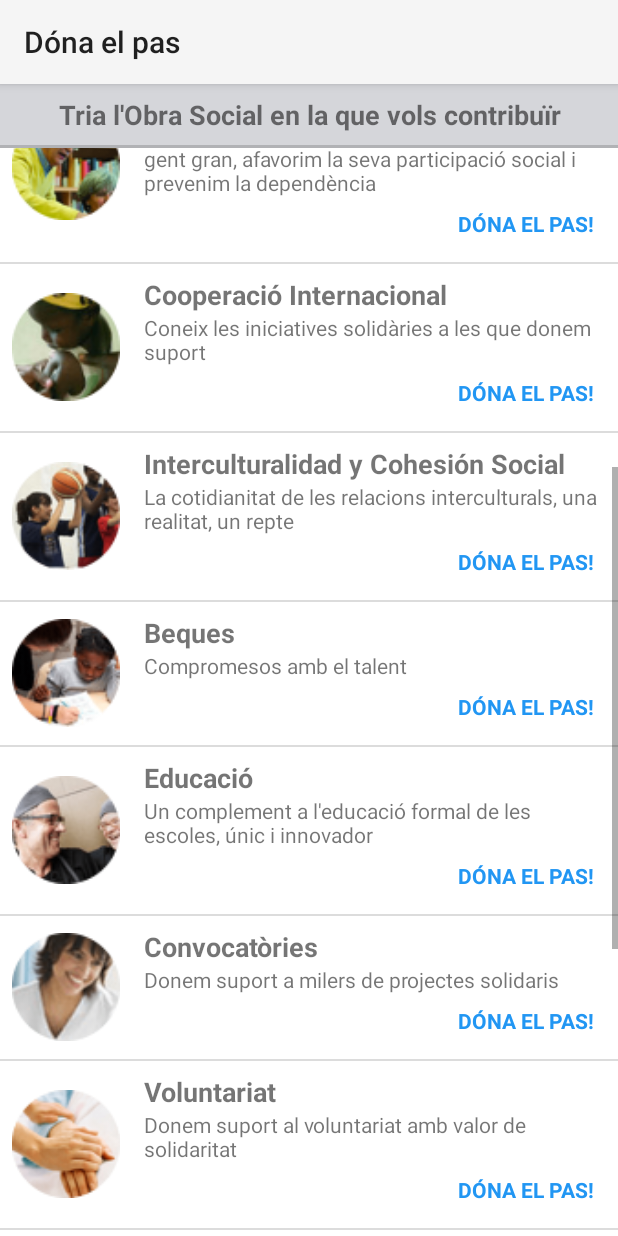
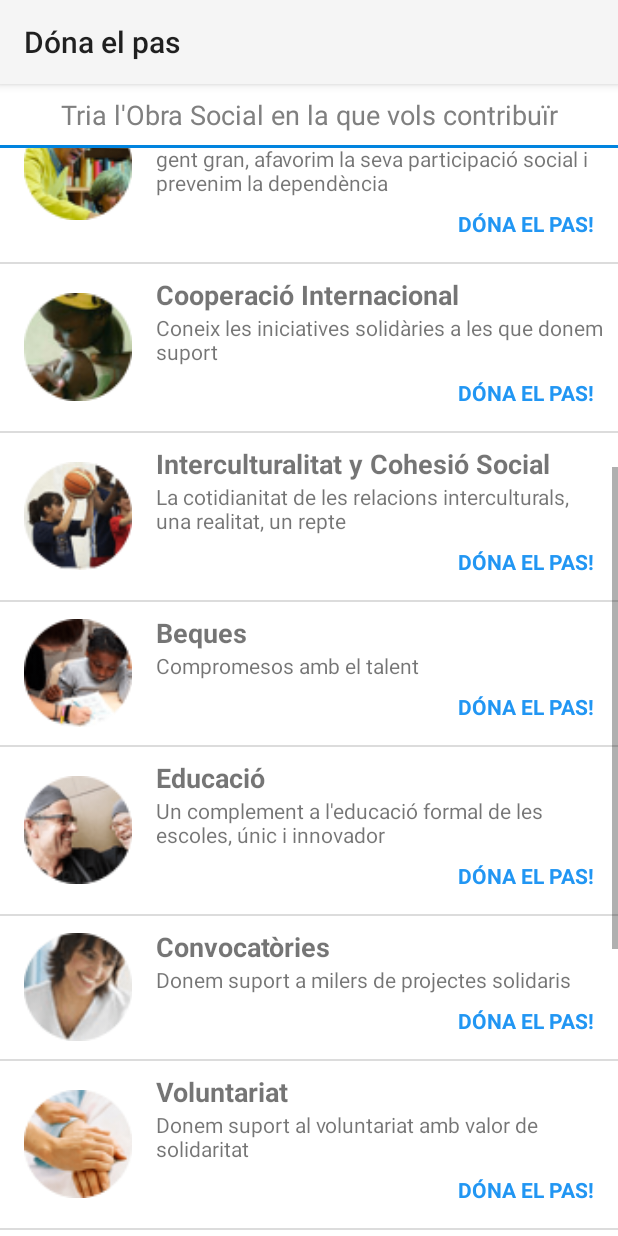
Before and after one commit to fewlaps/finappsparty-2014, an Android app: the CampaignActivity screen opened directly, with no data from a screen before it, scrolled down 507 dp, on a phone screen of 412 x 824 dp. Run offline under Robolectric (Android 15) with nearby library versions, the phone set to English and light mode, and no system bars; libraries missing offline, so code that uses them is left out: com.github.mikephil.charting, de.greenrobot.event.

Commit message:
More mini-layout

```diff
--- a/mobile/src/main/java/com/fewlaps/android/donaelpas/MainActivity.java
+++ b/mobile/src/main/java/com/fewlaps/android/donaelpas/MainActivity.java
@@ -109,6 +109,7 @@ public class MainActivity extends Activity {
         if (chart.getVisibility() == View.INVISIBLE) {
             chart.startAnimation(AnimationUtils.loadAnimation(this, android.R.anim.fade_in));
             chart.setVisibility(View.VISIBLE);
+            chart.animateY(300);
         }
     }
 
--- a/mobile/src/main/res/layout/activity_campaign.xml
+++ b/mobile/src/main/res/layout/activity_campaign.xml
@@ -8,17 +8,17 @@
     <TextView
         android:layout_width="match_parent"
         android:layout_height="wrap_content"
-        android:background="@color/backgroundDark"
+        android:background="@android:color/white"
         android:gravity="center"
         android:padding="@dimen/gapMedium"
         android:text="@string/chooseCampaign"
-        android:textSize="@dimen/textSizeMedium"
-        android:textStyle="bold" />
+        android:textColor="@android:color/tertiary_text_light"
+        android:textSize="@dimen/textSizeMedium" />
 
     <View
         android:layout_width="match_parent"
         android:layout_height="2dp"
-        android:background="#b1b2b5" />
+        android:background="@color/actionBarColor" />
 
     <ListView
         android:id="@+id/list"
--- a/mobile/src/main/res/layout/item_campaign.xml
+++ b/mobile/src/main/res/layout/item_campaign.xml
@@ -8,6 +8,7 @@
     android:padding="@dimen/gapMedium">
 
     <ImageView
+        android:layout_marginLeft="@dimen/gapMedium"
         android:id="@+id/image"
         android:layout_width="72dp"
         android:layout_height="72dp" />
--- a/shared/src/main/java/com/fewlaps/android/donaelpas/FakeDatabase.java
+++ b/shared/src/main/java/com/fewlaps/android/donaelpas/FakeDatabase.java
@@ -14,7 +14,7 @@ public class FakeDatabase {
         campaigns.add(new CampaignBean(4l, "Salut", "Treballem per a unes condicions sanitàries millors per a tots"));
         campaigns.add(new CampaignBean(5l, "Persones grans", "Promovem l'envelliment actiu de la nostra gent gran, afavorim la seva participació social i prevenim la dependència"));
         campaigns.add(new CampaignBean(6l, "Cooperació Internacional", "Coneix les iniciatives solidàries a les que donem suport"));
-        campaigns.add(new CampaignBean(7l, "Interculturalidad y Cohesión Social", "La cotidianitat de les relacions interculturals, una realitat, un repte"));
+        campaigns.add(new CampaignBean(7l, "Interculturalitat y Cohesió Social", "La cotidianitat de les relacions interculturals, una realitat, un repte"));
         campaigns.add(new CampaignBean(8l, "Beques", "Compromesos amb el talent"));
         campaigns.add(new CampaignBean(9l, "Educació", "Un complement a l'educació formal de les escoles, únic i innovador"));
         campaigns.add(new CampaignBean(10l, "Convocatòries", "Donem suport a milers de projectes solidaris"));
```
